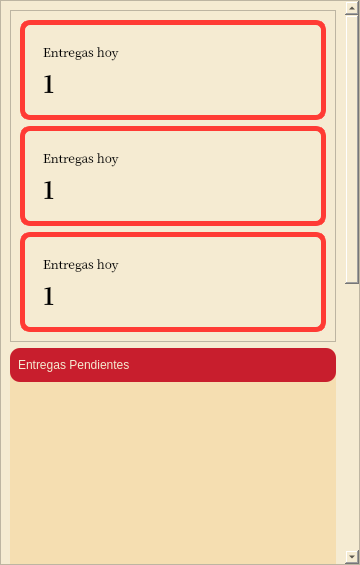
Old version of the form movil/repartidor.ui in the repository Bruno-DarkSouler/APP_ElBuenGusto.
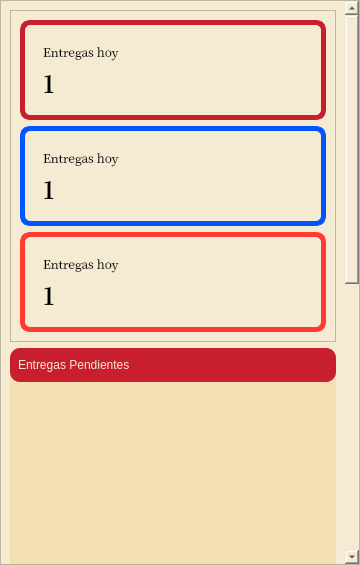
New version of the form. Icons and pictures are not drawn.

Commit message: actualizacion json pedidos

```diff
--- a/movil/repartidor.ui
+++ b/movil/repartidor.ui
@@ -55,8 +55,8 @@
       <property name="geometry">
        <rect>
         <x>0</x>
-        <y>-342</y>
-        <width>344</width>
+        <y>0</y>
+        <width>341</width>
         <height>1118</height>
        </rect>
       </property>
@@ -92,7 +92,7 @@
             </property>
             <property name="styleSheet">
              <string notr="true">border-radius:10;
-border: 5 solid rgb(255, 59, 52);</string>
+border: 5 solid rgb(200, 30, 45);</string>
             </property>
             <property name="frameShape">
              <enum>QFrame::Shape::StyledPanel</enum>
@@ -210,7 +210,7 @@
             </property>
             <property name="styleSheet">
              <string notr="true">border-radius:10;
-border: 5 solid rgb(255, 59, 52);</string>
+border: 5 solid rgb(0, 85, 255);</string>
             </property>
             <property name="frameShape">
              <enum>QFrame::Shape::StyledPanel</enum>
```
Left out of the diff: 12 changed lines with no effect on the pictures. The commit also changes 2 other files.
